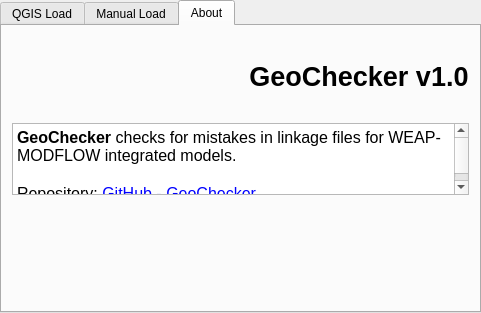
Kalliam/GeoCheckerQGIS, file geo_checker_dialog.ui: the form before one commit.
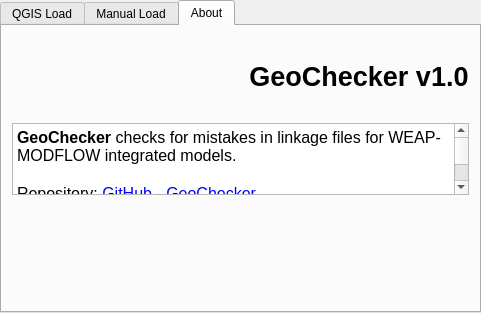
The form after the commit. The open tabs and pages were chosen to show the change. Custom widgets are drawn as their Qt base class.

Commit message:
feat: results by arc renamed and ui update
"about" tab expanded

What changed in the file:
```diff
--- a/geo_checker_dialog.ui
+++ b/geo_checker_dialog.ui
@@ -6,8 +6,8 @@
    <rect>
     <x>0</x>
     <y>0</y>
-    <width>420</width>
-    <height>297</height>
+    <width>466</width>
+    <height>311</height>
    </rect>
   </property>
   <property name="windowTitle">
@@ -426,10 +426,13 @@
 hr { height: 1px; border-width: 0; }
 li.unchecked::marker { content: &quot;\2610&quot;; }
 li.checked::marker { content: &quot;\2612&quot;; }
-&lt;/style&gt;&lt;/head&gt;&lt;body style=&quot; font-family:'Segoe UI'; font-size:10pt; font-weight:400; font-style:normal;&quot;&gt;
+&lt;/style&gt;&lt;/head&gt;&lt;body style=&quot; font-family:'Segoe UI'; font-size:9pt; font-weight:400; font-style:normal;&quot;&gt;
 &lt;p style=&quot; margin-top:0px; margin-bottom:0px; margin-left:0px; margin-right:0px; -qt-block-indent:0; text-indent:0px;&quot;&gt;&lt;span style=&quot; font-family:'MS Shell Dlg 2'; font-size:12pt; font-weight:600;&quot;&gt;GeoChecker&lt;/span&gt;&lt;span style=&quot; font-family:'MS Shell Dlg 2'; font-size:12pt;&quot;&gt; checks for mistakes in linkage files for WEAP-MODFLOW integrated models.&lt;/span&gt;&lt;/p&gt;
 &lt;p style=&quot;-qt-paragraph-type:empty; margin-top:0px; margin-bottom:0px; margin-left:0px; margin-right:0px; -qt-block-indent:0; text-indent:0px; font-family:'MS Shell Dlg 2'; font-size:12pt;&quot;&gt;&lt;br /&gt;&lt;/p&gt;
-&lt;p style=&quot; margin-top:0px; margin-bottom:0px; margin-left:0px; margin-right:0px; -qt-block-indent:0; text-indent:0px;&quot;&gt;&lt;span style=&quot; font-family:'MS Shell Dlg 2'; font-size:12pt;&quot;&gt;Repository: &lt;/span&gt;&lt;a href=&quot;https://github.com/Kalliam/GeoCheckerQGIS&quot;&gt;&lt;span style=&quot; font-family:'MS Shell Dlg 2'; font-size:12pt; text-decoration: underline; color:#0000ff;&quot;&gt;GitHub - GeoChecker&lt;/span&gt;&lt;/a&gt;&lt;/p&gt;&lt;/body&gt;&lt;/html&gt;</string>
+&lt;p style=&quot; margin-top:0px; margin-bottom:0px; margin-left:0px; margin-right:0px; -qt-block-indent:0; text-indent:0px;&quot;&gt;&lt;span style=&quot; font-family:'MS Shell Dlg 2'; font-size:12pt;&quot;&gt;Repository: &lt;/span&gt;&lt;a href=&quot;https://github.com/Kalliam/GeoCheckerQGIS&quot;&gt;&lt;span style=&quot; font-family:'MS Shell Dlg 2'; font-size:12pt; text-decoration: underline; color:#0000ff;&quot;&gt;GitHub - GeoChecker&lt;/span&gt;&lt;/a&gt;&lt;/p&gt;
+&lt;p style=&quot; margin-top:0px; margin-bottom:0px; margin-left:0px; margin-right:0px; -qt-block-indent:0; text-indent:0px;&quot;&gt;&lt;span style=&quot; font-family:'MS Shell Dlg 2'; font-size:12pt;&quot;&gt;Autors: Antonio Torga, Ignacio Gajardo&lt;/span&gt;&lt;/p&gt;
+&lt;p style=&quot;-qt-paragraph-type:empty; margin-top:0px; margin-bottom:0px; margin-left:0px; margin-right:0px; -qt-block-indent:0; text-indent:0px; font-family:'MS Shell Dlg 2'; font-size:12pt;&quot;&gt;&lt;br /&gt;&lt;/p&gt;
+&lt;p style=&quot; margin-top:0px; margin-bottom:0px; margin-left:0px; margin-right:0px; -qt-block-indent:0; text-indent:0px;&quot;&gt;&lt;span style=&quot; font-family:'MS Shell Dlg 2'; font-size:12pt;&quot;&gt;Fondecyt Project N°1241596&lt;/span&gt;&lt;/p&gt;&lt;/body&gt;&lt;/html&gt;</string>
          </property>
          <property name="openExternalLinks">
           <bool>true</bool>
```
The commit also changes 1 other file.
